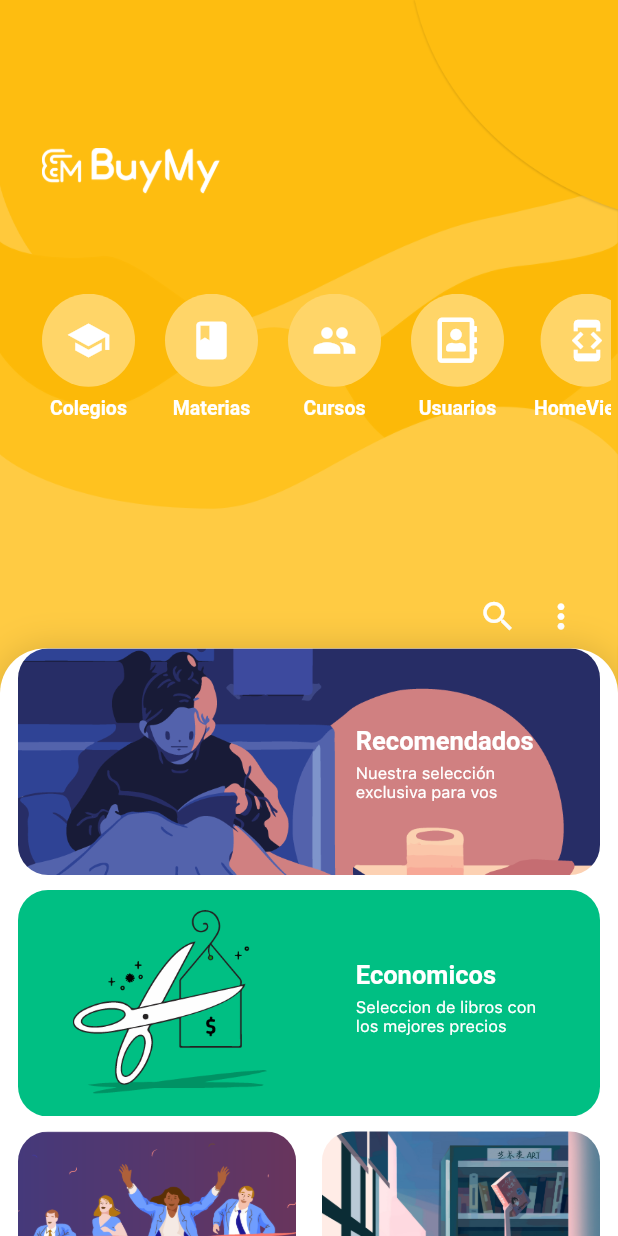
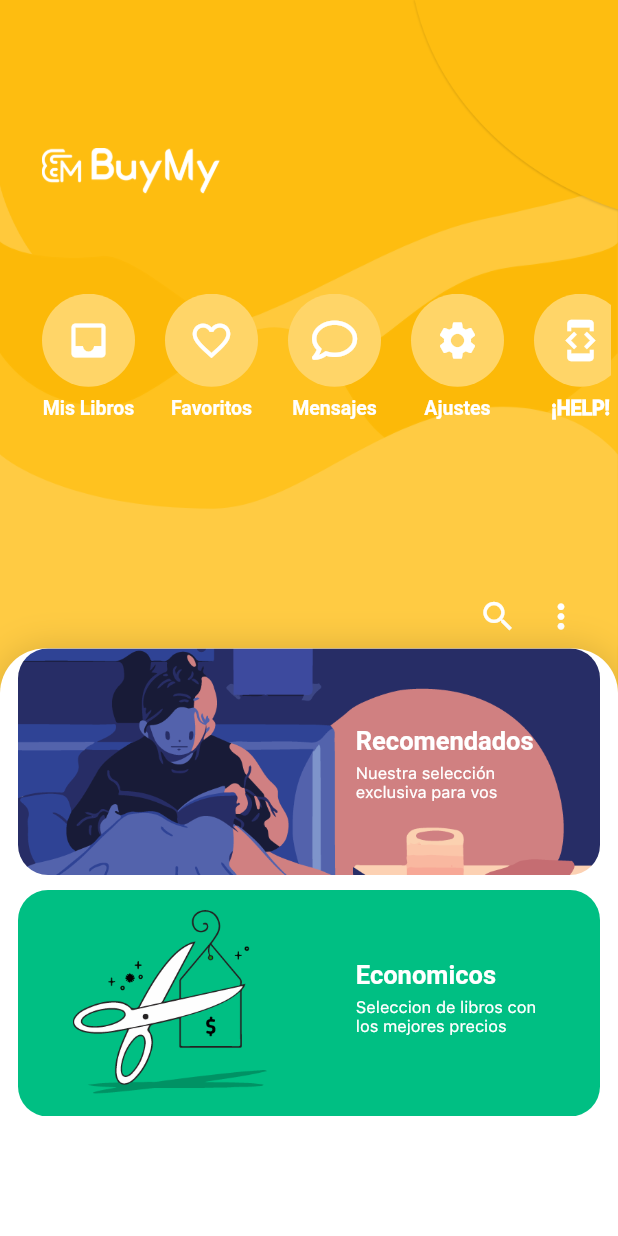
Before and after one commit to bautitravella/main_screens, a Flutter app: the HomeViewTres screen opened directly, on a phone screen of 412 x 824 dp. Run offline on Flutter 3.47's test engine with Material 2 defaults, Android fonts, the phone set to English and light mode, and no system bars; drawn by our look-alikes of flutter_fadein, sliding_up_panel; our stand-ins replace bloc, bottom_navy_bar, cached_network_image, cloud_firestore, equatable, firebase_auth and 7 more; missing offline and left inert: configurable_expansion_tile, fading_edge_scrollview, flutter_facebook_login, image_picker_modern, multi_image_picker, searchable_dropdown; accounts and stored records are empty; Roboto replaces fonts that are missing (Sf-r); statements that could not run were skipped.

Commit message:
Repare search image constrains, y saque un par de cosas del home page

```diff
--- a/lib/home_hub/pages/home_view/home_view_tres.dart
+++ b/lib/home_hub/pages/home_view/home_view_tres.dart
@@ -87,10 +87,11 @@ class _HomeViewTresState extends State<HomeViewTres> {
                     ),),*/
                     controller: _pc,
                     panelBuilder: (ScrollController sc) => _scrollingList(sc),
-                    maxHeight: SizeConfig.blockSizeVertical * 86,
+                    /*maxHeight: SizeConfig.blockSizeVertical * 86,*/
+                    maxHeight: SizeConfig.blockSizeVertical * 53,
                     minHeight: SizeConfig.blockSizeVertical * 53,
                     color: Colors.transparent,
-                    backdropEnabled: true,
+                    /*backdropEnabled: true,*/
                     backdropColor: AppColors.secondaryBackground,
                     body: _upperBody(),
                     parallaxEnabled: true,
@@ -463,7 +464,7 @@ class _HomeViewTresState extends State<HomeViewTres> {
                       ],
                     ),
                   ),
-                  Row(
+                  /*Row(
                     mainAxisAlignment: MainAxisAlignment.spaceBetween,
                     children: <Widget>[
                       GestureDetector(
@@ -572,7 +573,7 @@ class _HomeViewTresState extends State<HomeViewTres> {
                         ],
                       ),
                     ],
-                  ),
+                  ),*/ //TODO para proximo update
                 ],
               ),
             ),
@@ -889,12 +890,12 @@ class _HomeViewTresState extends State<HomeViewTres> {
                           color: Color.fromARGB(255, 255, 213, 104),
                           borderRadius: BorderRadius.circular(100)),
                       child: Icon(
-                        MaterialIcons.school,
+                        Icons.inbox,
                         color: Colors.white,
                         size: 30,
                       )),
                   Text(
-                    "Colegios",
+                    "Mis Libros",
                     style: TextStyle(
                       color: Colors.white,
                       fontSize: 13,
@@ -919,12 +920,12 @@ class _HomeViewTresState extends State<HomeViewTres> {
                         color: Color.fromARGB(255, 255, 213, 104),
                         borderRadius: BorderRadius.circular(100)),
                     child: Icon(
-                      Icons.class_,
+                      Icons.favorite_border,
                       color: Colors.white,
                       size: 30,
                     )),
                 Text(
-                  "Materias",
+                  "Favoritos",
                   style: TextStyle(
                     color: Colors.white,
                     fontSize: 13,
@@ -948,12 +949,12 @@ class _HomeViewTresState extends State<HomeViewTres> {
                         color: Color.fromARGB(255, 255, 213, 104),
                         borderRadius: BorderRadius.circular(100)),
                     child: Icon(
-                      Icons.group,
+                      FontAwesome5.comment,
                       color: Colors.white,
                       size: 30,
                     )),
                 Text(
-                  "Cursos",
+                  "Mensajes",
                   style: TextStyle(
                     color: Colors.white,
                     fontSize: 13,
@@ -964,7 +965,16 @@ class _HomeViewTresState extends State<HomeViewTres> {
               ],
             ),
           ),
-          Container(
+          GestureDetector(
+            onTap: () {
+              Navigator.push(
+                context,
+                MaterialPageRoute(
+                  builder: (context) => MiPerfil(),
+                ),
+              );
+            },
+            child: Container(
               margin: EdgeInsets.only(right: 20),
               child: Column(
                 crossAxisAlignment: CrossAxisAlignment.center,
@@ -977,12 +987,12 @@ class _HomeViewTresState extends State<HomeViewTres> {
                           color: Color.fromARGB(255, 255, 213, 104),
                           borderRadius: BorderRadius.circular(100)),
                       child: Icon(
-                      FontAwesome5.address_book,
+                        Icons.settings,
                         color: Colors.white,
                         size: 30,
                       )),
                   Text(
-                  "Usuarios",
+                    "Ajustes",
                     style: TextStyle(
                       color: Colors.white,
                       fontSize: 13,
@@ -991,6 +1001,7 @@ class _HomeViewTresState extends State<HomeViewTres> {
                     ),
                   ),
                 ],
+              ),
             ),
           ),
           GestureDetector(
@@ -1020,19 +1031,19 @@ class _HomeViewTresState extends State<HomeViewTres> {
                         size: 30,
                       )),
                   Text(
-                    "HomeView2",
+                    "¡HELP!",
                     style: TextStyle(
                       color: Colors.white,
                       fontSize: 13,
                       fontFamily: "Sf-r",
-                      fontWeight: FontWeight.w800,
+                      fontWeight: FontWeight.w900,
                     ),
                   ),
                 ],
               ),
             ),
           ),
-          GestureDetector(
+         /* GestureDetector(
             onTap: () {
               Navigator.push(
                 context,
@@ -1070,7 +1081,7 @@ class _HomeViewTresState extends State<HomeViewTres> {
                 ],
               ),
             ),
-          ),
+          ),*/
         ],
       ),
     );
--- a/lib/home_hub/search_widget/search_widget.dart
+++ b/lib/home_hub/search_widget/search_widget.dart
@@ -656,10 +656,12 @@ class _SearchWidgetState extends State<SearchWidget> {
                                     left: SizeConfig.blockSizeHorizontal*6,
                                     bottom: 15,
                                     top: 15,
+                                    width: 75,
                                     child: ClipRRect(
                                       borderRadius: BorderRadius.circular(10.0),
                                       child: Image(
                                         image : book.getFirstImageThumb(),
+                                        fit: BoxFit.cover,
                                       ),
                                     ),
                                   ),
@@ -929,10 +931,12 @@ class _SearchWidgetState extends State<SearchWidget> {
                               left: SizeConfig.blockSizeHorizontal*6,
                               bottom: 15,
                               top: 15,
+                              width: 75,
                               child: ClipRRect(
                                 borderRadius: BorderRadius.circular(10.0),
                                 child: Image(
                                   image : book.getFirstImageThumb(),
+                                  fit: BoxFit.cover,
                                 ),
                               ),
                             ),
```
Also changed, not shown: lib/book_widget/edit_book.dart (+2 -7 lines). Lines whose indentation alone changed are shown as unchanged.
